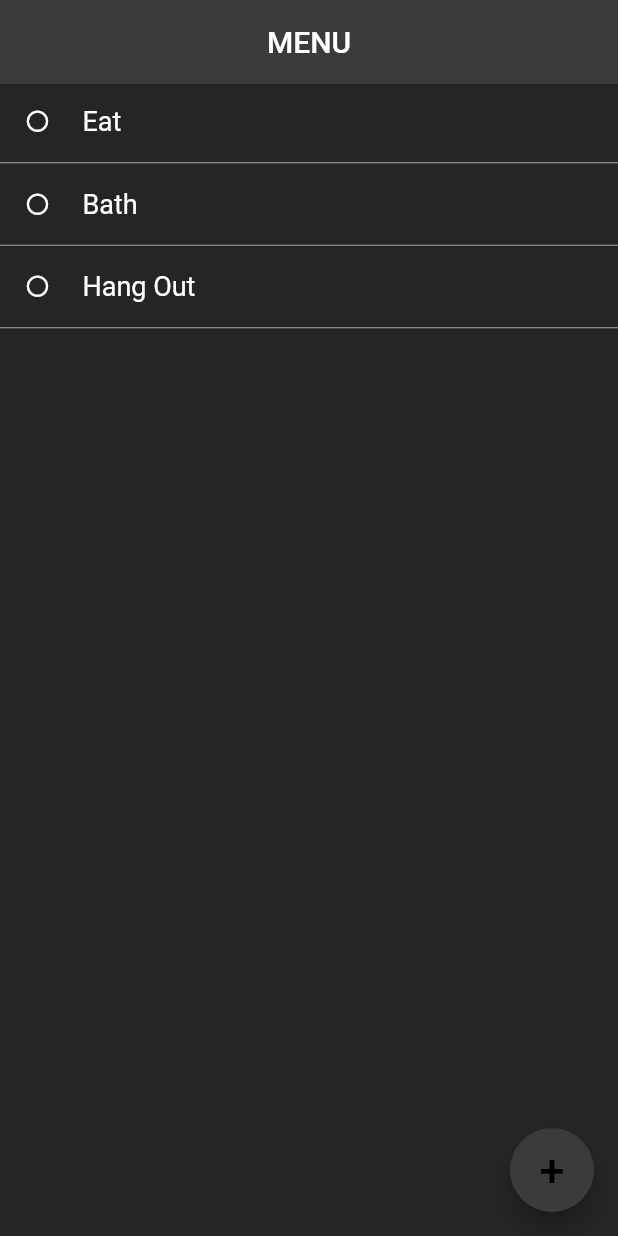
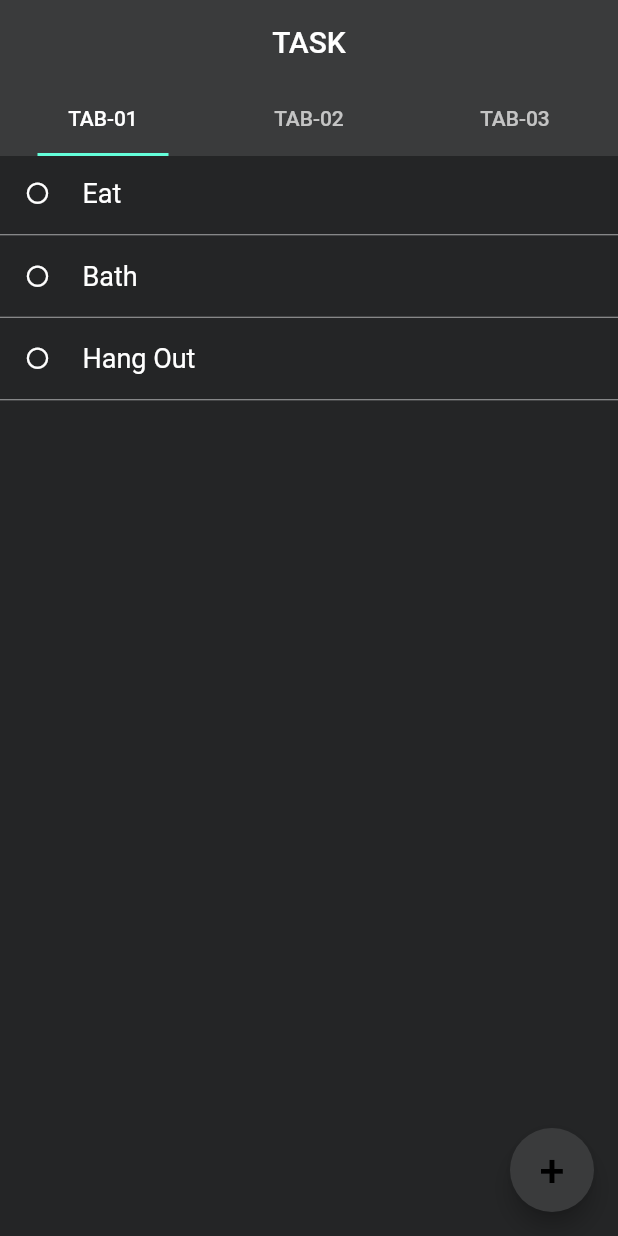
Before and after one commit to Kanzoonrkz/tuskus, a Flutter app: the screen it shows after launch, on a phone screen of 412 x 824 dp. Run offline on Flutter 3.47's test engine with Material 2 defaults, Android fonts, the phone set to English and light mode, and no system bars.

Commit message:
Tabbar dummy ui only

```diff
--- a/lib/main.dart
+++ b/lib/main.dart
@@ -3,6 +3,7 @@ import 'package:tuskus/constant.dart';
 import 'package:tuskus/screens/mainList.dart';
 
 import 'components/addTask.dart';
+import 'components/tabBar.dart';
 
 void main() {
   runApp(MyApp());
@@ -18,16 +19,28 @@ class MyApp extends StatelessWidget {
       theme: ThemeData(
         brightness: Brightness.dark,
       ),
-      home: Scaffold(
-        appBar: AppBar(
-          elevation: 0,
-          backgroundColor: normalDarkMain,
-          title: Center(
-            child: Text('MENU'),
+      home: DefaultTabController(
+        child: Scaffold(
+          body: MainList(),
+          floatingActionButton: AddTask(),
+          appBar: AppBar(
+            elevation: 0,
+            backgroundColor: normalDarkMain,
+            title: Center(
+              child: Text('TASK'),
+            ),
+            bottom: TabBar(
+
+              indicatorPadding: EdgeInsets.symmetric(horizontal: 25),
+              tabs: [
+                Tab(text: 'TAB-01'),
+                Tab(text: 'TAB-02'),
+                Tab(text: 'TAB-03'),
+              ],
+            ),
           ),
         ),
-        body: MainList(),
-        floatingActionButton: AddTask(),
+        length: 3,
       ),
     );
   }
```
Also changed, not shown: lib/components/tabBar.dart (added, +28 -0 lines).
